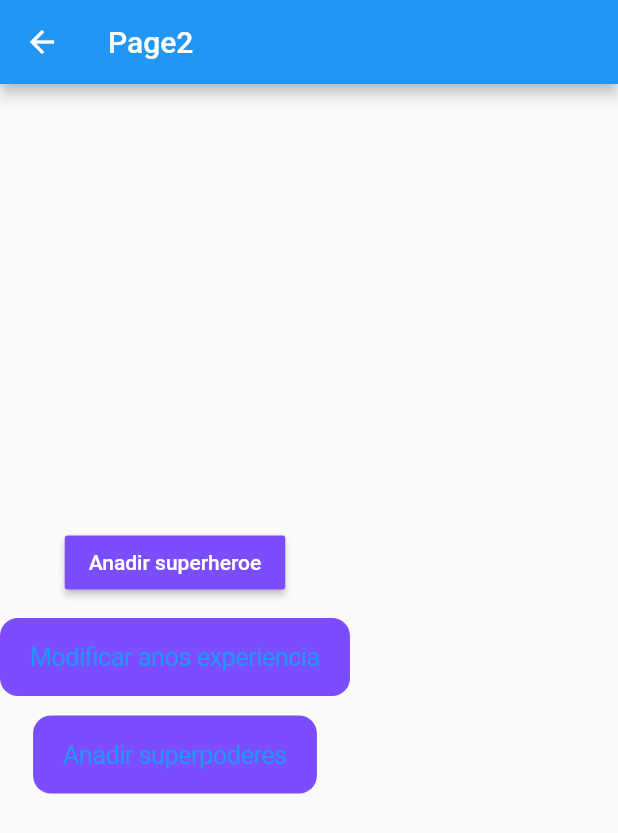
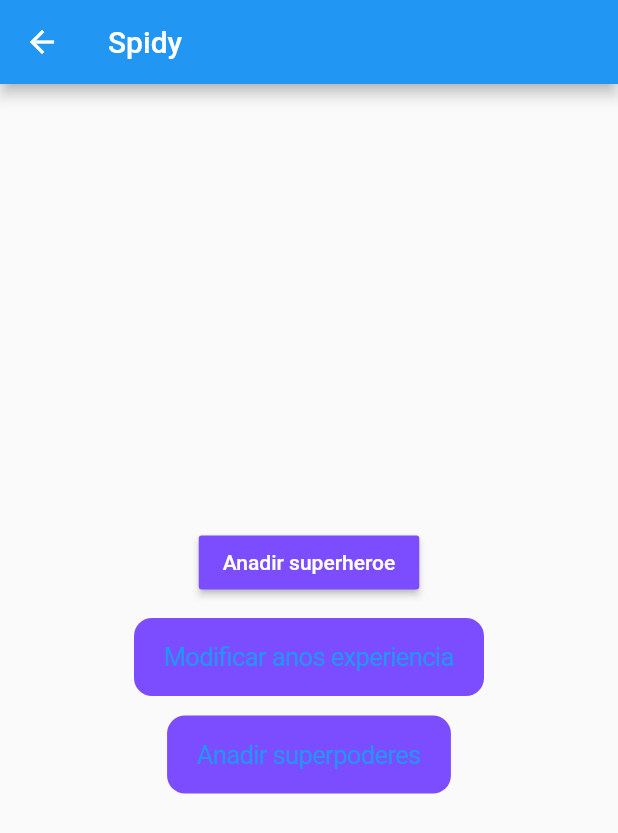
Before and after one commit to reiginxzx/flutter_codigo_state_management, a Flutter app: the Page2page screen opened directly, after a tap on "Anadir superheroe", on a phone screen of 412 x 824 dp. Shown: the top 833 px of the screen. Run offline on Flutter 3.47's test engine with Material 2 defaults, Android fonts, the phone set to English and light mode, and no system bars.

Commit message:
init commit

```diff
--- a/lib/pages/page_1_page.dart
+++ b/lib/pages/page_1_page.dart
@@ -1,5 +1,7 @@
 import 'package:flutter/material.dart';
+import 'package:flutter_app_state_management/models/superheroe_model.dart';
 import 'package:flutter_app_state_management/pages/page_2_page.dart';
+import 'package:flutter_app_state_management/services/superheroe_services.dart';
 
 class Page1page extends StatelessWidget {
   @override
@@ -13,12 +15,29 @@ class Page1page extends StatelessWidget {
         child: Icon(Icons.add),
         backgroundColor: Colors.deepPurpleAccent,
         onPressed: (){
-          Navigator.push(context, MaterialPageRoute(builder: (context) {
-            Page2page();
-          },));
+          Navigator.push(context, MaterialPageRoute(builder:(context) => Page2page(),));
         },
       ),
-      body: Container(
+      body: StreamBuilder(
+        stream: superheroeService.superheroeStream,
+        builder: (BuildContext context, AsyncSnapshot<Superheroe> snapshot) {
+          return snapshot.hasData ? InformationWidget(heroe: snapshot.data,):Center(child: Text("No hay Data"));
+        },
+      )
+    );
+  }
+}
+
+class InformationWidget extends StatelessWidget {
+
+  Superheroe heroe;
+
+
+  InformationWidget({this.heroe});
+
+  @override
+  Widget build(BuildContext context) {
+    return Container(
       child: Column(
         crossAxisAlignment: CrossAxisAlignment.start,
         children: [
@@ -31,10 +50,10 @@ class Page1page extends StatelessWidget {
           ),
           Divider(),
           ListTile(
-              title: Text("Nombre: "),
+            title: Text("Nombre: ${heroe.name}"),
           ),
           ListTile(
-              title: Text("Anos de experiencia: "),
+            title: Text("Anos de experiencia: ${heroe.experiencie}"),
           ),
           Text(
             "Poderes",
@@ -55,7 +74,6 @@ class Page1page extends StatelessWidget {
           ),
         ],
       ),
-      ),
     );
   }
 }
--- a/lib/pages/page_2_page.dart
+++ b/lib/pages/page_2_page.dart
@@ -1,18 +1,33 @@
 import 'package:flutter/cupertino.dart';
 import 'package:flutter/material.dart';
+import 'package:flutter_app_state_management/models/superheroe_model.dart';
+import 'package:flutter_app_state_management/services/superheroe_services.dart';
 
 class Page2page extends StatelessWidget {
   @override
   Widget build(BuildContext context) {
     return Scaffold(
       appBar: AppBar(
-        title: Text("Page2"),
+        title: StreamBuilder(
+          stream: superheroeService.superheroeStream,
+          builder: (context, AsyncSnapshot<Superheroe> snapshot) {
+           return  snapshot.hasData ?  Text(snapshot.data.name):Text("Page 2");
+          },
         ),
-      body: Column(
+      ),
+      body: Center(
+        child: Column(
           mainAxisAlignment: MainAxisAlignment.center,
           children: [
             MaterialButton(
-            onPressed: (){},
+              onPressed: (){
+                Superheroe heroe = new Superheroe(
+                  name: "Spidy",
+                  experiencie: 20,
+                  powers: ["es rico"]
+                );
+                superheroeService.newSuperheroe(heroe);
+              },
               child: Text("Anadir superheroe",
                 style: TextStyle(color: Colors.white),
               ),
@@ -22,7 +37,9 @@ class Page2page extends StatelessWidget {
             CupertinoButton(
               color: Colors.deepPurpleAccent,
               child: Text("Modificar anos experiencia"),
-            onPressed: (){}
+              onPressed: (){
+                superheroeService.changeExperience(25);
+              }
             ),
             SizedBox(height: 13,),
             CupertinoButton(
@@ -32,6 +49,7 @@ class Page2page extends StatelessWidget {
             ),
           ],
         ),
+      ),
     );
   }
 }
--- /dev/null
+++ b/lib/services/superheroe_services.dart
@@ -0,0 +1,38 @@
+
+import 'dart:async';
+
+import 'package:flutter_app_state_management/models/superheroe_model.dart';
+
+class _SuperheroeServices{
+
+  Superheroe _superheroe;
+  //Obtener al objeto superheroe
+  Superheroe get superheroe => this._superheroe;
+
+  //CREAR UN NUEVO SUPERHEROE
+  void newSuperheroe(Superheroe superheroe){
+    this._superheroe=superheroe;
+    _superheroeStreamController.add(_superheroe);
+  }
+
+  //Saber si un superheroe existe
+  bool get superheroeExist => (_superheroe !=null)?true :false;
+
+  //ChangeExperience
+  void changeExperience(int exp){
+    _superheroe.experiencie=exp;
+    _superheroeStreamController.add(_superheroe);
+  }
+
+
+  //Stream
+  StreamController _superheroeStreamController = StreamController<Superheroe>.broadcast();
+  Stream<Superheroe> get superheroeStream =>_superheroeStreamController.stream;
+
+  closeStream(){
+    _superheroeStreamController.close();
+  }
+
+}
+
+final superheroeService= new _SuperheroeServices();
```
Lines whose indentation alone changed are shown as unchanged.
